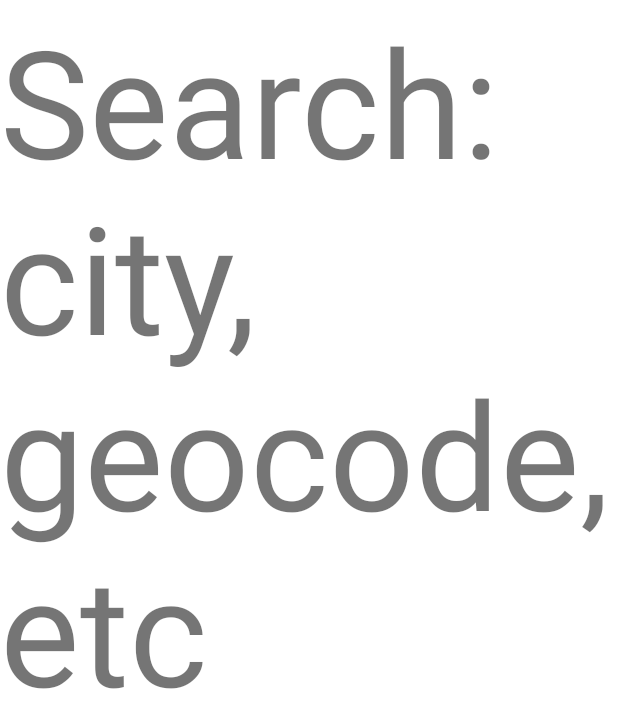
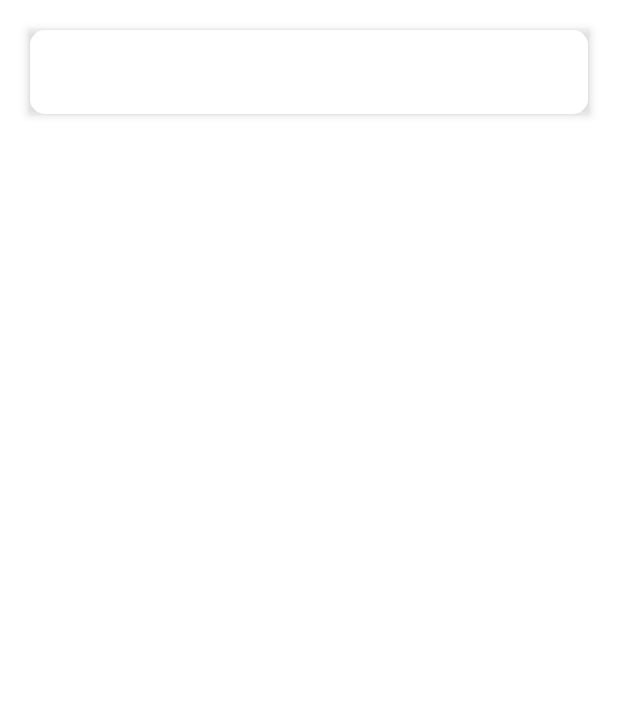
Before and after one commit to MinhLe2512/MappingAppHereMap, an Android app: the layout fragment_search.xml on its own in the app's theme, with its tools: preview values and no code run, on a phone screen of 412 x 824 dp. Shown: the top 728 px of the screen. Run offline under Robolectric (Android 15) with nearby library versions, the phone set to English and light mode, and no system bars.

```diff
--- a/app/src/main/java/com/example/heremappingapp/fragment/MapFragment.kt
+++ b/app/src/main/java/com/example/heremappingapp/fragment/MapFragment.kt
@@ -30,11 +30,11 @@ class MapFragment : Fragment(R.layout.fragment_map) {
     }
 
     private fun loadMapScene() {
-        binding?.mapView?.getMapScene()?.loadScene(MapScheme.NORMAL_DAY,
+        binding?.mapView?.mapScene?.loadScene(MapScheme.NORMAL_DAY,
             LoadSceneCallback { mapError ->
                 if (mapError == null) {
                     val distanceInMeters = (1000 * 10).toDouble()
-                    binding?.mapView?.getCamera()?.lookAt(GeoCoordinates(52.530932, 13.384915), distanceInMeters)
+                    binding?.mapView?.camera?.lookAt(GeoCoordinates(52.530932, 13.384915), distanceInMeters)
                 } else {
 //                    Log.d(TAG, "Loading map failed: mapError: " + mapError.name)
                 }
--- a/app/src/main/res/layout/fragment_map.xml
+++ b/app/src/main/res/layout/fragment_map.xml
@@ -3,7 +3,8 @@
     xmlns:tools="http://schemas.android.com/tools"
     android:layout_width="match_parent"
     android:layout_height="match_parent"
-    tools:context=".fragment.MapFragment">
+    tools:context=".fragment.MapFragment"
+    android:elevation="1dp">
 
     <com.here.sdk.mapview.MapView
         android:id="@+id/map_view"
--- a/app/src/main/res/layout/fragment_search.xml
+++ b/app/src/main/res/layout/fragment_search.xml
@@ -4,11 +4,25 @@
     android:layout_width="match_parent"
     android:layout_height="match_parent"
     xmlns:tools="http://schemas.android.com/tools"
-    tools:context=".fragment.SearchFragment">
+    tools:context=".fragment.SearchFragment"
+    android:background="@color/white">
 
-    <TextView
+    <com.google.android.material.appbar.AppBarLayout
+        android:id="@+id/app_bar_layout"
         android:layout_width="match_parent"
-        android:layout_height="wrap_content"
-        android:text="@string/search_hint"
-        android:textSize="100sp"/>
+        android:layout_height="?attr/actionBarSize"
+        android:layout_margin="20dp"
+        android:background="@drawable/border_app_bar">
+
+        <LinearLayout
+            android:layout_width="match_parent"
+            android:layout_height="wrap_content"
+            android:orientation="horizontal">
+
+            <androidx.appcompat.widget.Toolbar
+                android:id="@+id/search_toolbar"
+                android:layout_width="match_parent"
+                android:layout_height="wrap_content"/>
+        </LinearLayout>
+    </com.google.android.material.appbar.AppBarLayout>
 </RelativeLayout>
```
Also changed, not shown: app/src/main/java/com/example/heremappingapp/activity/MainActivity.kt (+15 -30 lines), app/src/main/java/com/example/heremappingapp/fragment/SearchFragment.kt (+34 -3 lines), app/src/main/res/layout/activity_main.xml (+9 -15 lines).
